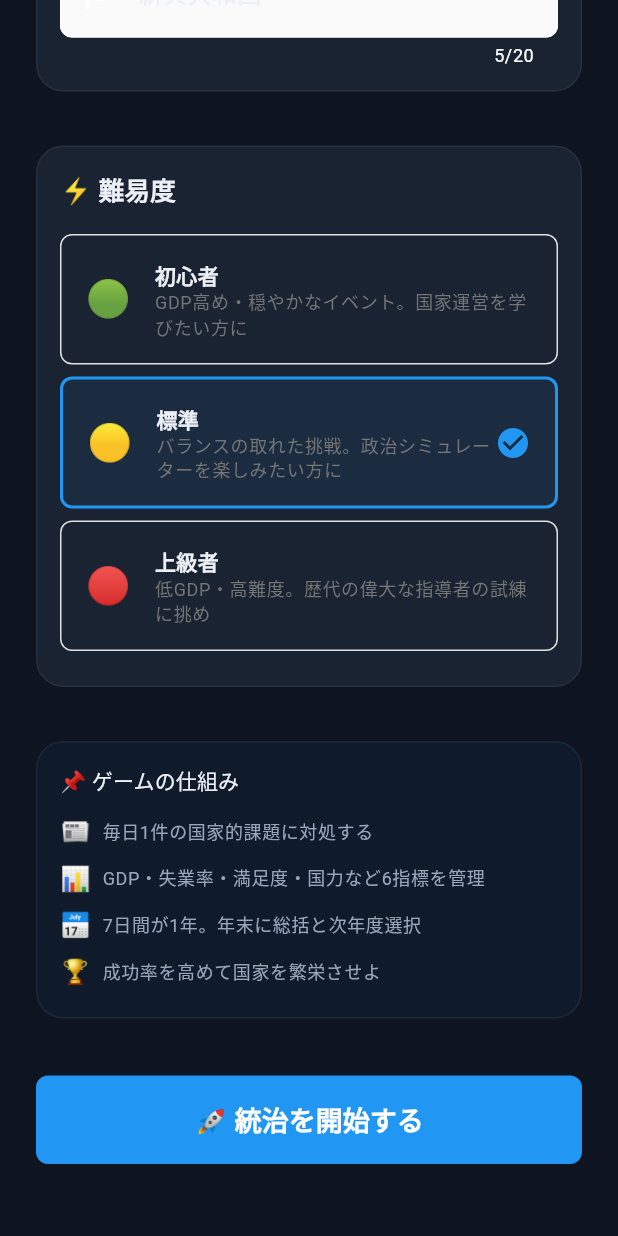
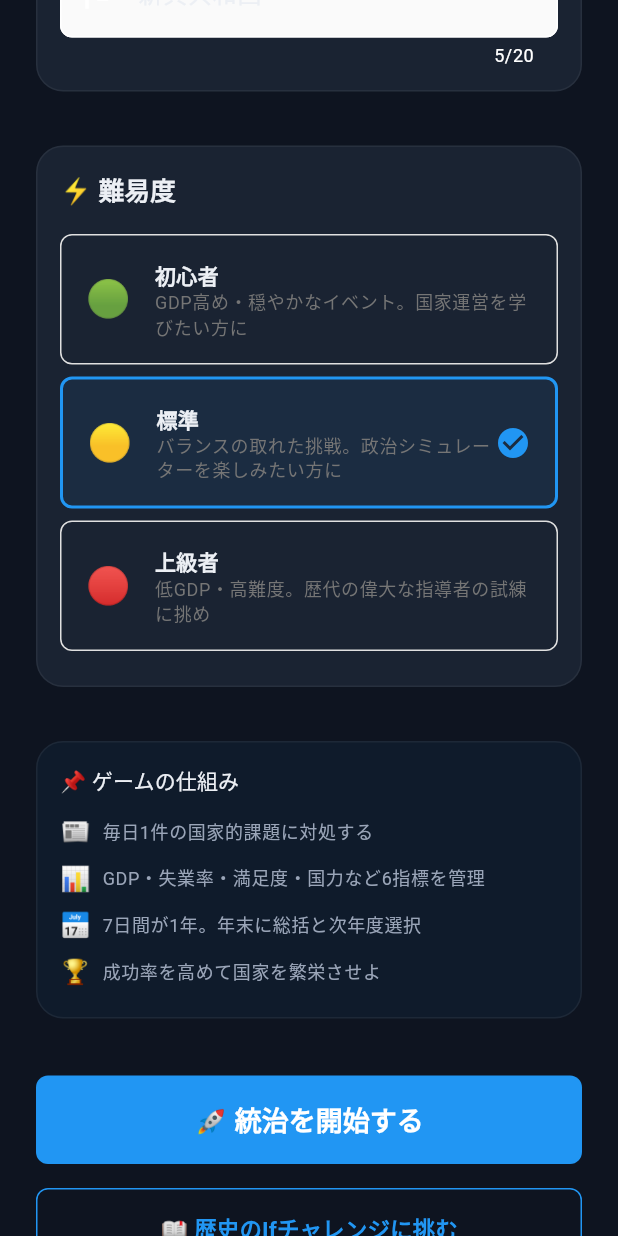
Before and after one commit to zka32101/government-simulator, a Flutter app: the screen it shows after launch, scrolled down 389 dp, on a phone screen of 412 x 824 dp. Run offline on Flutter 3.47's test engine with Material 3 defaults, Android fonts, the phone set to English and light mode, and no system bars; our stand-ins replace cloud_firestore, dio, firebase_auth, firebase_core, fl_chart, flutter_riverpod and 1 more; missing offline and left inert: purchases_flutter; accounts and stored records are empty; generated files the repository leaves out were written again; network calls fail.

Commit message:
feat: wire world map, weekly poll, historical scenarios, and tutorial into navigation
Per your choice on the remaining bug-hunt finding: world_map_screen.dart,
scenario_select_screen.dart, weekly_poll_screen.dart (backend already
existed from an earlier PR), and tutorial_overlay.dart were fully built
but unreachable from anywhere in the app. Wires each in:

- Added 🗺️ World Map and 🗳️ Weekly Poll icon buttons to the home
  screen header, alongside the existing graph/history/settings icons.
- Added a "📖 歴史のIfチャレンジに挑む" (History What-If Challenge)
  button on the onboarding screen that opens ScenarioSelectScreen.
  Picking a scenario starts a session using that scenario's fixed
  initial stats (GameLogicService.createSessionFromScenario) instead
  of the normal AppConstants defaults + difficulty multiplier — the
  scenario itself embodies the difficulty, so `difficulty` is fixed to
  'normal' for these sessions. Wired through
  GameSessionNotifier.loadOrCreateFromScenario and a new
  _onScenarioStart handler in main.dart's _AppRootState, mirroring the
  existing _onOnboardingComplete path. The onboarding screen awaits
  session creation before popping ScenarioSelectScreen, so the app
  doesn't flash back to onboarding while Firestore writes land.
- TutorialOverlay now shows automatically on first play (when
  GameSession.hasSeenTutorial is false, the field this screen was
  clearly built to be gated on) as a Stack overlay on top of the home
  screen. Finishing or skipping it calls a new
  GameSessionNotifier.markTutorialSeen(), which persists the flag so
  it won't reappear.

Not in scope here: DLC gating for scenarios (UserProfile already has
unlockedDlcScenarios/isDlcAvailable() plumbing, but which scenarios
are free vs. paid and how that's enforced is a monetization decision,
not a wiring one) and history_book_button.dart/history_book_service.dart
(needs the Claude-API-behind-a-backend redesign flagged in an earlier
PR before it can ship safely).

```diff
--- a/government_simulator/lib/screens/onboarding_screen.dart
+++ b/government_simulator/lib/screens/onboarding_screen.dart
@@ -1,10 +1,21 @@
 import 'package:flutter/material.dart';
+import 'package:government_simulator/models/historical_scenario.dart';
 import 'package:government_simulator/utils/constants.dart';
+import 'scenario_select_screen.dart';
 
 class OnboardingScreen extends StatefulWidget {
   final void Function(String countryName, String difficulty) onStart;
 
-  const OnboardingScreen({Key? key, required this.onStart}) : super(key: key);
+  /// 「歴史のif」チャレンジ：選ばれたシナリオで開始する。セッション作成が
+  /// 完了するまで待ってから ScenarioSelectScreen を閉じるため Future を返す。
+  final Future<void> Function(String countryName, HistoricalScenario scenario)
+      onStartScenario;
+
+  const OnboardingScreen({
+    Key? key,
+    required this.onStart,
+    required this.onStartScenario,
+  }) : super(key: key);
 
   @override
   State<OnboardingScreen> createState() => _OnboardingScreenState();
@@ -38,6 +49,24 @@ class _OnboardingScreenState extends State<OnboardingScreen>
     final name = _nameController.text.trim();
     if (name.isEmpty) return;
     widget.onStart(name, _difficulty);
+  }
+
+  void _onOpenScenarioSelect() {
+    final name = _nameController.text.trim();
+    Navigator.of(context).push(
+      MaterialPageRoute(
+        builder: (_) => ScenarioSelectScreen(
+          onSelect: (scenario) async {
+            // セッション作成が完了してから閉じる（ホーム画面がすでに
+            // 表示された状態でこの画面を閉じるため、一瞬オンボーディングに
+            // 戻って見えるのを防ぐ）。
+            await widget.onStartScenario(
+                name.isEmpty ? '新興共和国' : name, scenario);
+            if (mounted) Navigator.of(context).pop();
+          },
+        ),
+      ),
+    );
   }
 
   @override
@@ -204,6 +233,26 @@ class _OnboardingScreenState extends State<OnboardingScreen>
                   ),
                 ),
 
+                const SizedBox(height: AppConstants.paddingM),
+
+                // 歴史のIfチャレンジ
+                OutlinedButton(
+                  onPressed: _onOpenScenarioSelect,
+                  style: OutlinedButton.styleFrom(
+                    foregroundColor: Color(VisualConstants.colorPrimary),
+                    side: BorderSide(color: Color(VisualConstants.colorPrimary)),
+                    padding: const EdgeInsets.symmetric(vertical: 16),
+                    shape: RoundedRectangleBorder(
+                      borderRadius:
+                          BorderRadius.circular(AppConstants.borderRadiusM),
+                    ),
+                  ),
+                  child: const Text(
+                    '📖 歴史のIfチャレンジに挑む',
+                    style: TextStyle(fontSize: 15, fontWeight: FontWeight.bold),
+                  ),
+                ),
+
                 const SizedBox(height: 24),
               ],
             ),
```
Also changed, not shown: government_simulator/lib/main.dart (+17 -1 lines), government_simulator/lib/providers/game_provider.dart (+35 -0 lines), government_simulator/lib/screens/home_screen.dart (+40 -1 lines), government_simulator/lib/services/game_logic_service.dart (+37 -0 lines).
